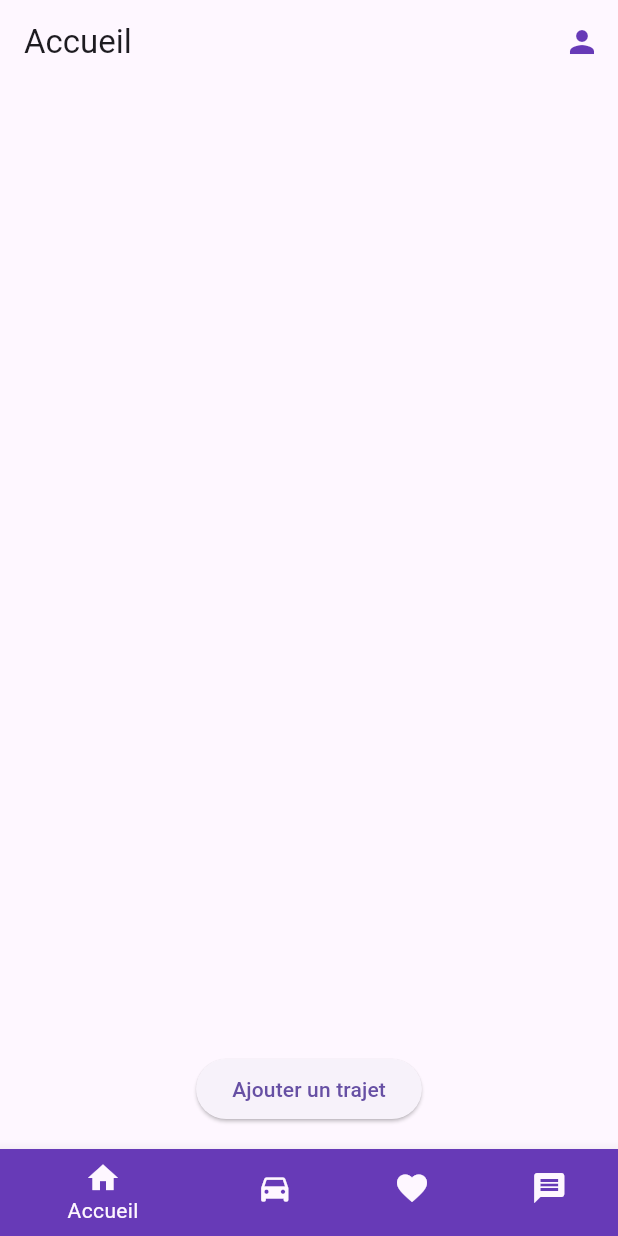
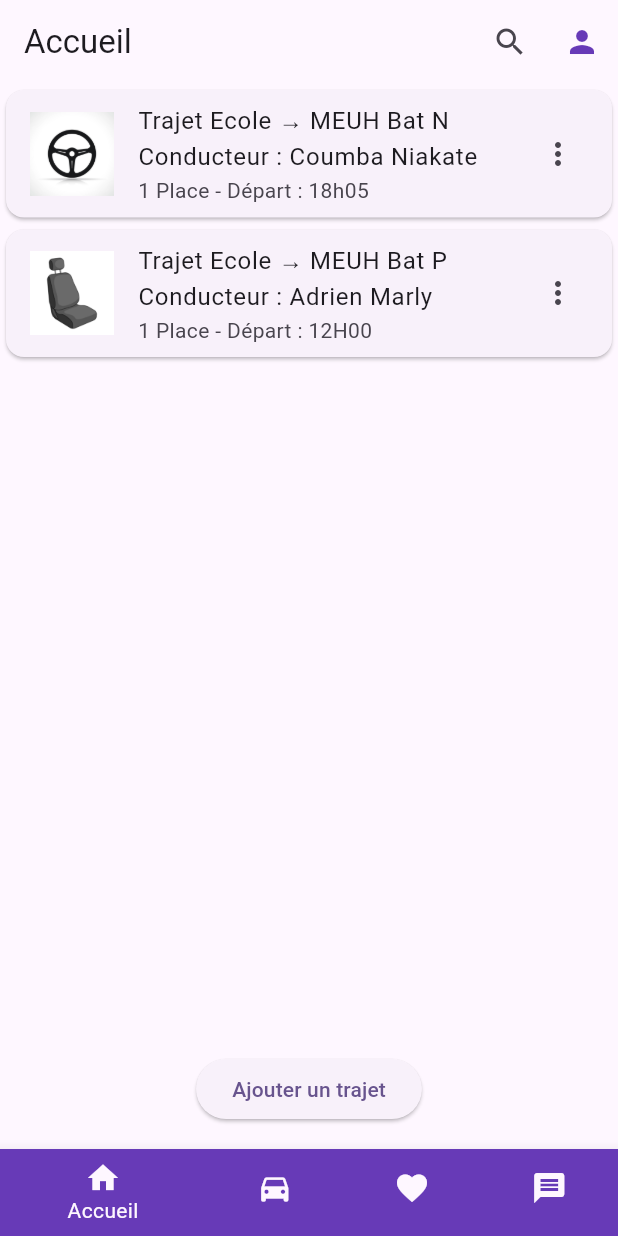
Before and after one commit to EmMEUHnez-moi/App, a Flutter app: the screen it shows after launch, on a phone screen of 412 x 824 dp. Run offline on Flutter 3.47's test engine with Material 3 defaults, Android fonts, the light colour scheme and no system bars; our stand-ins replace bloc, equatable, flutter_bloc.

Commit message:
Barre recherche + page accueuil avec des trajets

```diff
--- a/lib/Accueil/view/accueil_view.dart
+++ b/lib/Accueil/view/accueil_view.dart
@@ -3,29 +3,150 @@ import 'package:emmeuhnez_moi_app/accueil/widget/button_accueil.dart';
 import 'package:emmeuhnez_moi_app/trajets/view/new_trajet_view.dart';
 import 'package:emmeuhnez_moi_app/profil/view/profil_view.dart';
 
-class AccueilView extends StatelessWidget {
+
+
+
+
+class AccueilView extends StatefulWidget {
   const AccueilView({super.key});
 
   @override
+  State<AccueilView> createState() => AccueilViewState();
+}
+
+class AccueilViewState extends State<AccueilView> {
+  final listeCovoit = [
+    {
+      "Conducteur": "Coumba Niakate",
+      "Date": "18h05",
+      "Lieu Départ": "Ecole",
+      "Lieu arrivé": "MEUH Bat N",
+      "avatar": "volant",
+    },
+    {
+      "Conducteur": "Adrien Marly",
+      "Date": "12H00",
+      "Lieu Départ": "Ecole",
+      "Lieu arrivé": "MEUH Bat P",
+      "avatar": "Siege",
+    }
+  ];
+
+  @override
   Widget build(BuildContext context) {
-    return MaterialApp(
-        home: Scaffold(
-            appBar: AppBar(title: Text('Accueil'), actions: [
+    return Scaffold(
+      appBar: AppBar(
+        title: const Text('Accueil'),
+        actions: [
           IconButton(
             onPressed: () {
-                    Navigator.push(context,
-                        MaterialPageRoute(builder: (context) => ProfilView()));
+              showSearch(
+                context: context,
+                delegate: CustomSearchDelegate(listeCovoit),
+              );
             },
-                  icon: Icon(Icons.person, color: Colors.deepPurple))
-            ]),
-            floatingActionButtonLocation:
-                FloatingActionButtonLocation.centerFloat,
+            icon: const Icon(Icons.search),
+          ),
+          IconButton(
+            onPressed: () {
+              Navigator.push(
+                context,
+                MaterialPageRoute(builder: (context) => ProfilView()),
+              );
+            },
+            icon: const Icon(Icons.person, color: Colors.deepPurple),
+          ),
+        ],
+      ),
+      floatingActionButtonLocation: FloatingActionButtonLocation.centerFloat,
       floatingActionButton: CustomButton(
         label: "Ajouter un trajet",
         onPressed: () {
-                Navigator.push(context,
-                    MaterialPageRoute(builder: (context) => NewTrajetView()));
+          Navigator.push(
+            context,
+            MaterialPageRoute(builder: (context) => NewTrajetView()),
+          );
         },
-            )));
+      ),
+      body: Center(
+        child: ListView.builder(
+          itemCount: listeCovoit.length,
+          itemBuilder: (context, index) {
+            final listedescovoits = listeCovoit[index];
+            final avatar = listedescovoits['avatar'];
+            final conducteur = listedescovoits['Conducteur'];
+            final date = listedescovoits['Date'];
+            final lieudepart = listedescovoits['Lieu Départ'];
+            final lieuarrive = listedescovoits['Lieu arrivé'];
+
+            return Card(
+              child: ListTile(
+                leading: Image.asset("assets/images/$avatar.jpg"),
+                title: Text('Trajet $lieudepart → $lieuarrive\nConducteur : $conducteur'),
+                subtitle: Text('1 Place - Départ : $date'),
+                trailing: const Icon(Icons.more_vert),
+              ),
+            );
+          },
+        ),
+      ),
+    );
   }
 }
+
+
+
+
+
+
+
+class CustomSearchDelegate extends SearchDelegate {
+  final List<Map<String, String>> trajets;
+
+  CustomSearchDelegate(this.trajets);
+
+  @override
+  List<Widget> buildActions(BuildContext context) {
+    return [
+      IconButton(
+        icon: const Icon(Icons.clear),
+        onPressed: () {
+          query = '';
+        },
+      )
+    ];
+  }
+
+  @override
+  Widget buildLeading(BuildContext context) {
+    return IconButton(
+      icon: const Icon(Icons.arrow_back),
+      onPressed: () {
+        close(context, null);
+      },
+    );
+  }
+
+  @override
+  Widget buildResults(BuildContext context) {
+    List<Map<String, String>> matchQuery = trajets.where((trajet) {
+      return trajet.values.any((value) => value.toLowerCase().contains(query.toLowerCase()));
+    }).toList();
+
+    return ListView.builder(
+      itemCount: matchQuery.length,
+      itemBuilder: (context, index) {
+        var trajet = matchQuery[index];
+        return ListTile(
+          title: Text('${trajet["Lieu Départ"]} → ${trajet["Lieu arrivé"]}'),
+          subtitle: Text('Conducteur: ${trajet["Conducteur"]} - Départ: ${trajet["Date"]}'),
+        );
+      },
+    );
+  }
+
+  @override
+  Widget buildSuggestions(BuildContext context) {
+    return buildResults(context);
+  }
+}
--- a/lib/trajets/view/trajets_view.dart
+++ b/lib/trajets/view/trajets_view.dart
@@ -1,4 +1,6 @@
 import 'package:flutter/material.dart';
+
+
 
 class TrajetsView extends StatefulWidget {
   const TrajetsView({super.key});
@@ -30,6 +32,17 @@ class TrajetsViewState extends State<TrajetsView> {
     return Scaffold(
       appBar: AppBar(
         title: Text('Mes Trajets'),
+        actions:[
+          IconButton(
+            onPressed: () {
+              showSearch(
+              context: context,
+              delegate: CustomSearchDelegate(listeCovoit),
+              );
+            },
+          icon: const Icon(Icons.search),
+          ),
+        ]
       ),
       body: Center(
         child: ListView.builder(
@@ -57,3 +70,60 @@ class TrajetsViewState extends State<TrajetsView> {
     );
   }
 }
+
+
+
+
+
+
+
+class CustomSearchDelegate extends SearchDelegate {
+  final List<Map<String, String>> trajets;
+
+  CustomSearchDelegate(this.trajets);
+
+  @override
+  List<Widget> buildActions(BuildContext context) {
+    return [
+      IconButton(
+        icon: const Icon(Icons.clear),
+        onPressed: () {
+          query = '';
+        },
+      )
+    ];
+  }
+
+  @override
+  Widget buildLeading(BuildContext context) {
+    return IconButton(
+      icon: const Icon(Icons.arrow_back),
+      onPressed: () {
+        close(context, null);
+      },
+    );
+  }
+
+  @override
+  Widget buildResults(BuildContext context) {
+    List<Map<String, String>> matchQuery = trajets.where((trajet) {
+      return trajet.values.any((value) => value.toLowerCase().contains(query.toLowerCase()));
+    }).toList();
+
+    return ListView.builder(
+      itemCount: matchQuery.length,
+      itemBuilder: (context, index) {
+        var trajet = matchQuery[index];
+        return ListTile(
+          title: Text('${trajet["Lieu Départ"]} → ${trajet["Lieu arrivé"]}'),
+          subtitle: Text('Conducteur: ${trajet["Conducteur"]} - Départ: ${trajet["Date"]}'),
+        );
+      },
+    );
+  }
+
+  @override
+  Widget buildSuggestions(BuildContext context) {
+    return buildResults(context);
+  }
+}
```
Also changed, not shown: lib/trajets/widget/searchbar.dart (deleted, +0 -78 lines), pubspec.lock, 12 other files. Lines whose indentation alone changed are shown as unchanged.
